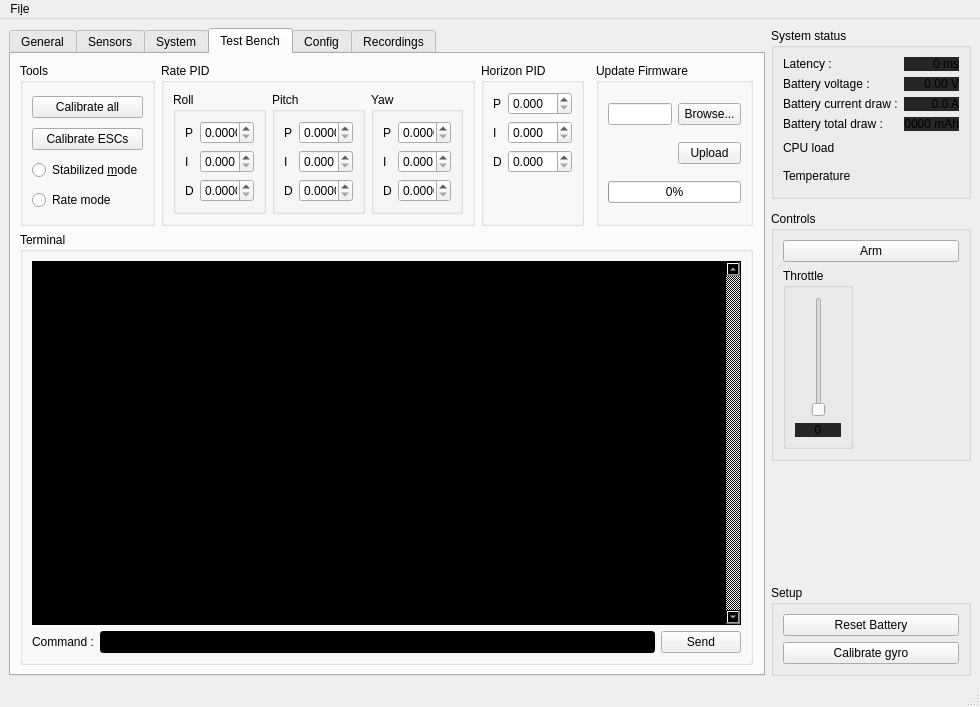
First picture: the form in controller_pc/ui/mainWindow.ui, repository dridri/bcflight, before the edit.
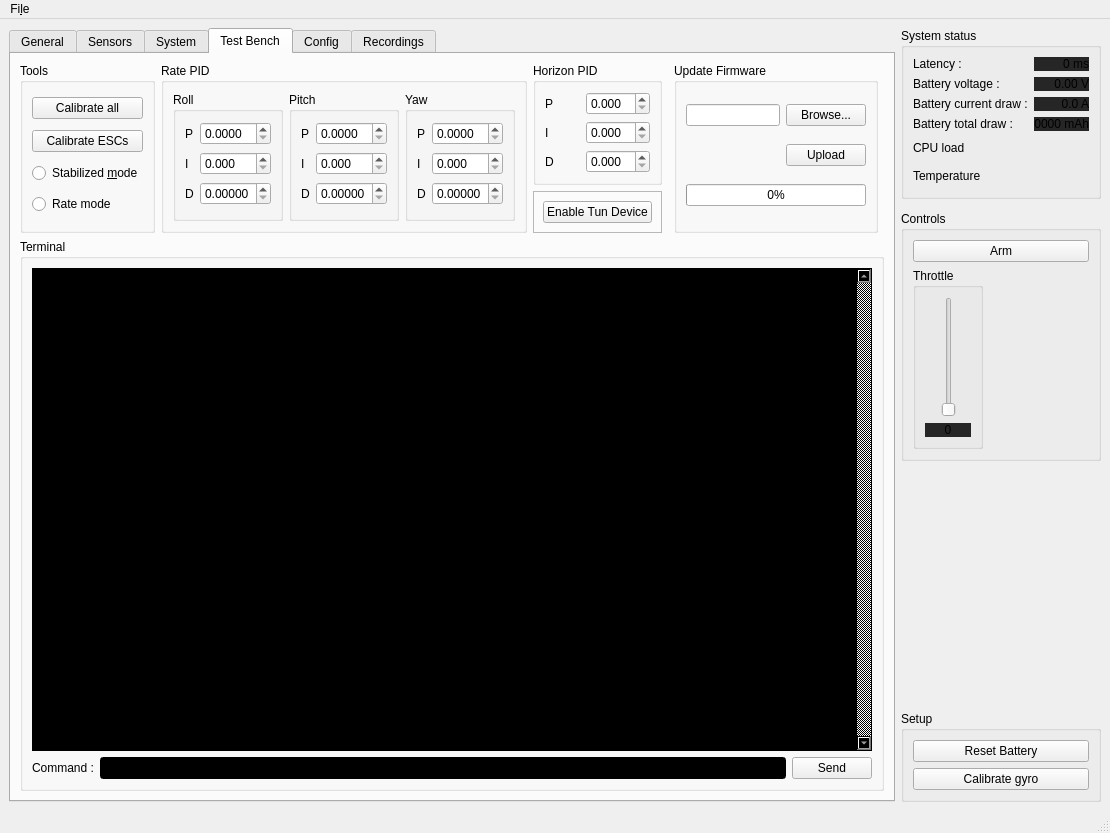
Second picture: the form after the edit. The open tabs and pages were chosen to show the change. Custom widgets are drawn as their Qt base class.

Diff of the .ui file:
```diff
--- a/controller_pc/ui/mainWindow.ui
+++ b/controller_pc/ui/mainWindow.ui
@@ -6,8 +6,8 @@
    <rect>
     <x>0</x>
     <y>0</y>
-    <width>980</width>
-    <height>707</height>
+    <width>1110</width>
+    <height>833</height>
    </rect>
   </property>
   <property name="minimumSize">
@@ -885,7 +885,76 @@
           </layout>
          </widget>
         </item>
-        <item row="0" column="4" rowspan="2">
+        <item row="0" column="3">
+         <widget class="QGroupBox" name="groupBox_12">
+          <property name="title">
+           <string>Horizon PID</string>
+          </property>
+          <layout class="QGridLayout" name="gridLayout_17">
+           <item row="0" column="0">
+            <widget class="QLabel" name="label_13">
+             <property name="text">
+              <string>P</string>
+             </property>
+            </widget>
+           </item>
+           <item row="0" column="1">
+            <widget class="QDoubleSpinBox" name="horizonP">
+             <property name="decimals">
+              <number>3</number>
+             </property>
+             <property name="maximum">
+              <double>10.000000000000000</double>
+             </property>
+             <property name="singleStep">
+              <double>0.025000000000000</double>
+             </property>
+            </widget>
+           </item>
+           <item row="1" column="0">
+            <widget class="QLabel" name="label_12">
+             <property name="text">
+              <string>I</string>
+             </property>
+            </widget>
+           </item>
+           <item row="1" column="1">
+            <widget class="QDoubleSpinBox" name="horizonI">
+             <property name="decimals">
+              <number>3</number>
+             </property>
+             <property name="maximum">
+              <double>10.000000000000000</double>
+             </property>
+             <property name="singleStep">
+              <double>0.025000000000000</double>
+             </property>
+            </widget>
+           </item>
+           <item row="2" column="0">
+            <widget class="QLabel" name="label_11">
+             <property name="text">
+              <string>D</string>
+             </property>
+            </widget>
+           </item>
+           <item row="2" column="1">
+            <widget class="QDoubleSpinBox" name="horizonD">
+             <property name="decimals">
+              <number>3</number>
+             </property>
+             <property name="maximum">
+              <double>10.000000000000000</double>
+             </property>
+             <property name="singleStep">
+              <double>0.025000000000000</double>
+             </property>
+            </widget>
+           </item>
+          </layout>
+         </widget>
+        </item>
+        <item row="0" column="4">
          <spacer name="horizontalSpacer_2">
           <property name="orientation">
            <enum>Qt::Horizontal</enum>
@@ -978,7 +1047,7 @@
           </layout>
          </widget>
         </item>
-        <item row="2" column="0" colspan="6">
+        <item row="2" column="0" colspan="7">
          <widget class="QGroupBox" name="groupBox_10">
           <property name="title">
            <string>Terminal</string>
@@ -1032,88 +1101,22 @@
           </layout>
          </widget>
         </item>
-        <item row="0" column="3" rowspan="2">
-         <widget class="QGroupBox" name="groupBox_12">
-          <property name="title">
-           <string>Horizon PID</string>
+        <item row="1" column="3">
+         <widget class="QFrame" name="frame">
+          <property name="frameShape">
+           <enum>QFrame::StyledPanel</enum>
           </property>
-          <layout class="QGridLayout" name="gridLayout_17">
+          <property name="frameShadow">
+           <enum>QFrame::Raised</enum>
+          </property>
+          <layout class="QGridLayout" name="gridLayout_28">
            <item row="0" column="0">
-            <widget class="QLabel" name="label_13">
+            <widget class="QPushButton" name="tundev">
              <property name="text">
-              <string>P</string>
+              <string>Enable Tun Device</string>
              </property>
             </widget>
            </item>
-           <item row="0" column="1">
-            <widget class="QDoubleSpinBox" name="horizonP">
-             <property name="decimals">
-              <number>3</number>
-             </property>
-             <property name="maximum">
-              <double>10.000000000000000</double>
-             </property>
-             <property name="singleStep">
-              <double>0.025000000000000</double>
-             </property>
-            </widget>
-           </item>
-           <item row="1" column="0">
-            <widget class="QLabel" name="label_12">
-             <property name="text">
-              <string>I</string>
-             </property>
-            </widget>
-           </item>
-           <item row="1" column="1">
-            <widget class="QDoubleSpinBox" name="horizonI">
-             <property name="decimals">
-              <number>3</number>
-             </property>
-             <property name="maximum">
-              <double>10.000000000000000</double>
-             </property>
-             <property name="singleStep">
-              <double>0.025000000000000</double>
-             </property>
-            </widget>
-           </item>
-           <item row="2" column="0">
-            <widget class="QLabel" name="label_11">
-             <property name="text">
-              <string>D</string>
-             </property>
-            </widget>
-           </item>
-           <item row="2" column="1">
-            <widget class="QDoubleSpinBox" name="horizonD">
-             <property name="decimals">
-              <number>3</number>
-             </property>
-             <property name="maximum">
-              <double>10.000000000000000</double>
-             </property>
-             <property name="singleStep">
-              <double>0.025000000000000</double>
-             </property>
-            </widget>
-           </item>
-           <item row="3" column="1">
-            <spacer name="verticalSpacer_2">
-             <property name="orientation">
-              <enum>Qt::Vertical</enum>
-             </property>
-             <property name="sizeType">
-              <enum>QSizePolicy::Ignored</enum>
-             </property>
-             <property name="sizeHint" stdset="0">
-              <size>
-               <width>20</width>
-               <height>40</height>
-              </size>
-             </property>
-            </spacer>
-           </item>
           </layout>
          </widget>
         </item>
@@ -1246,7 +1249,7 @@
     <rect>
      <x>0</x>
      <y>0</y>
-     <width>980</width>
+     <width>1110</width>
      <height>30</height>
     </rect>
    </property>
```
Left out of the diff: 78 changed lines with no effect on the pictures.
